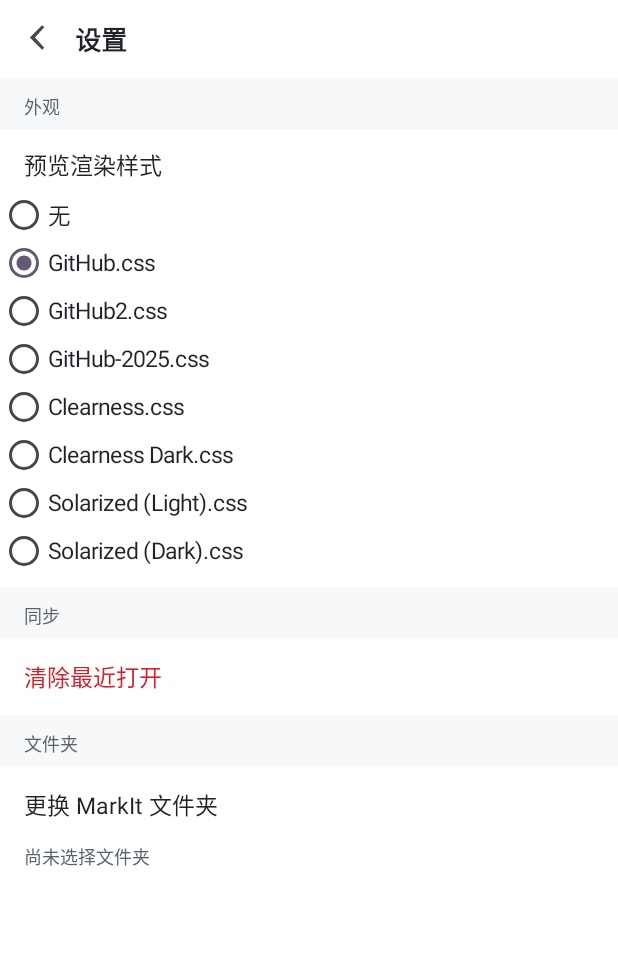
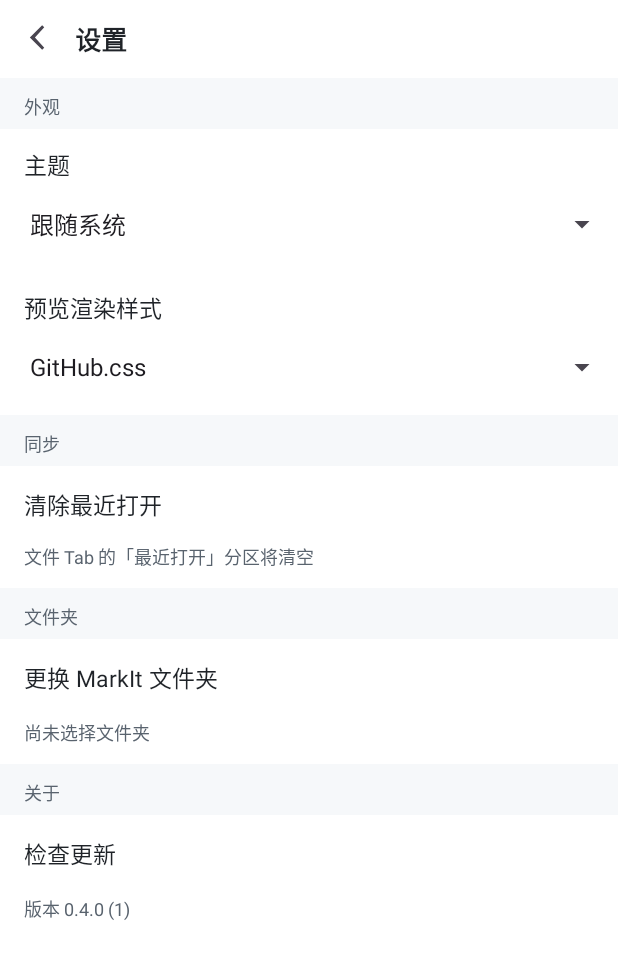
Before and after one commit to debugly/markIt, an Android app: the screen it shows after launch (MainActivity), item 2 of the bottom bar chosen, on a phone screen of 412 x 824 dp. Shown: the top 959 px of the screen. Run offline under Robolectric (Android 15) with nearby library versions, the light colour scheme and no system bars.

Commit message:
add theme, style and update pickers to settings
The style list was eight radio buttons, which took up more room than the
rest of the screen put together and made the one choice hard to see. Both
appearance settings are dropdowns now, matching the Mac client's compact
rows.

Pinning the theme goes through setDefaultNightMode rather than a
configuration override. Colours resolve per Activity, so an override would
repaint only the screen the picker was pressed on and leave the rest of the
app in the system theme.

The initial setSelection fires onItemSelected, which for the theme is not
harmless: re-applying the stored mode while the picker is binding would
recreate the Activity it is being set up in.

The version comes from BuildConfig rather than a string resource, so a
release bump cannot leave the settings screen claiming the old one.
Checking for updates is still a stub with no release feed to query, and
the comment says so rather than implying a check happened.

```diff
--- a/android/app/build.gradle.kts
+++ b/android/app/build.gradle.kts
@@ -31,6 +31,9 @@ android {
     }
     buildFeatures {
         viewBinding = true
+        // The settings screen shows the running version, which is build data
+        // rather than something to copy into a resource by hand and forget.
+        buildConfig = true
     }
 }
 
--- a/android/app/src/main/java/com/debugly/markit/ui/MainActivity.kt
+++ b/android/app/src/main/java/com/debugly/markit/ui/MainActivity.kt
@@ -119,6 +119,10 @@ class MainActivity : AppCompatActivity(), BrowseFragment.Host, SettingsFragment.
     }
 
     override fun onCreate(savedInstanceState: Bundle?) {
+        // Before super, because the theme decides which colour resources the
+        // whole Activity inflates with. Applying it later leaves the first frame
+        // in the system theme and then recreates the Activity.
+        ThemeSetting.applyStored(this)
         super.onCreate(savedInstanceState)
         Insets.goEdgeToEdge(this)
         setContentView(R.layout.activity_main)
--- a/android/app/src/main/java/com/debugly/markit/ui/SettingsFragment.kt
+++ b/android/app/src/main/java/com/debugly/markit/ui/SettingsFragment.kt
@@ -5,17 +5,20 @@ import android.os.Bundle
 import android.view.LayoutInflater
 import android.view.View
 import android.view.ViewGroup
-import android.widget.RadioButton
-import android.widget.RadioGroup
+import android.widget.AdapterView
+import android.widget.ArrayAdapter
+import android.widget.Spinner
 import android.widget.TextView
+import android.widget.Toast
 import androidx.activity.result.contract.ActivityResultContracts
 import androidx.fragment.app.Fragment
+import com.debugly.markit.BuildConfig
 import com.debugly.markit.R
 import com.debugly.markit.storage.DocumentStore
 
 /**
- * Settings: the preview stylesheet, and the few vault-level things worth
- * exposing.
+ * Settings: appearance, the preview stylesheet, and the few vault-level things
+ * worth exposing.
  *
  * Kept deliberately short. The Mac client has two tabs and one of them is a
  * WebView inspector, which has no meaning here; porting its shell rather than
@@ -24,8 +27,6 @@ import com.debugly.markit.storage.DocumentStore
 class SettingsFragment : Fragment() {
 
     private var host: Host? = null
-    private lateinit var styleGroup: RadioGroup
-    private lateinit var vaultPath: TextView
 
     interface Host {
         fun onCloseSettings()
@@ -63,12 +64,8 @@ class SettingsFragment : Fragment() {
         Insets.apply(v.findViewById(R.id.settingsBar), top = true, horizontal = true)
         Insets.apply(v.findViewById(R.id.settingsScroll), bottom = true, horizontal = true)
 
-        styleGroup = v.findViewById(R.id.styleGroup)
-        buildStyleOptions()
-        styleGroup.setOnCheckedChangeListener { group, checkedId ->
-            val index = group.indexOfChild(group.findViewById(checkedId))
-            PreviewStyles.available.getOrNull(index)?.let { PreviewStyles.select(requireContext(), it.file) }
-        }
+        setUpThemeSpinner(v.findViewById(R.id.themeRow))
+        setUpStyleSpinner(v.findViewById(R.id.styleRow))
 
         v.findViewById<View>(R.id.clearRecent).setOnClickListener {
             RecentFiles(requireContext()).clear()
@@ -76,38 +73,78 @@ class SettingsFragment : Fragment() {
         }
 
         v.findViewById<View>(R.id.changeVault).setOnClickListener { pickTree.launch(null) }
+        val vaultPath = v.findViewById<TextView>(R.id.vaultPath)
 
-        vaultPath = v.findViewById(R.id.vaultPath)
-        return v
-    }
+        v.findViewById<TextView>(R.id.versionText).text =
+            "版本 ${BuildConfig.VERSION_NAME} (${BuildConfig.VERSION_CODE})"
 
-    override fun onResume() {
-        super.onResume()
+        // The version is shown, not compared against anything: there is no
+        // release feed to ask yet. Saying so is better than a "check" that
+        // pretends to have consulted one.
+        v.findViewById<View>(R.id.checkUpdate).setOnClickListener {
+            Toast.makeText(requireContext(), "当前版本已是最新", Toast.LENGTH_SHORT).show()
+        }
+
         val uri = requireContext()
             .getSharedPreferences("markit", android.content.Context.MODE_PRIVATE)
             .getString("tree_uri", null)
         vaultPath.text = if (uri == null) "尚未选择文件夹" else
             DocumentStore(requireContext(), Uri.parse(uri)).describeRoot()
+
+        return v
     }
 
     /**
-     * One radio button per available stylesheet, with the saved one selected.
+     * Theme picker: follow the system, light, or dark.
      *
-     * Built from the same list the reader uses, so the two cannot drift apart.
+     * The initial setSelection fires onItemSelected, so a plain listener would
+     * re-apply the stored value on the way in. For the theme that is not
+     * harmless: setDefaultNightMode recreates the Activity, and doing it while
+     * the picker is still binding is a loop.
      */
-    private fun buildStyleOptions() {
-        val selected = PreviewStyles.selected(requireContext())
-        styleGroup.removeAllViews()
-        PreviewStyles.available.forEach { style ->
-            val button = RadioButton(requireContext()).apply {
-                id = View.generateViewId()
-                text = style.label
-                textSize = 15f
-                setTextColor(resources.getColor(R.color.fg_default, null))
-                isChecked = style.file == selected
+    private fun setUpThemeSpinner(row: View) {
+        row.findViewById<TextView>(R.id.spinnerLabel).text = "主题"
+        val spinner = row.findViewById<Spinner>(R.id.spinner)
+        val modes = ThemeSetting.options.map { it.first }
+        spinner.adapter = ArrayAdapter(
+            requireContext(), android.R.layout.simple_spinner_dropdown_item,
+            ThemeSetting.options.map { it.second }
+        )
+
+        var binding = true
+        spinner.setSelection(modes.indexOf(ThemeSetting.get(requireContext())).coerceAtLeast(0))
+        spinner.onItemSelectedListener = object : AdapterView.OnItemSelectedListener {
+            override fun onItemSelected(parent: AdapterView<*>?, view: View?, position: Int, id: Long) {
+                if (binding) return
+                ThemeSetting.set(requireContext(), modes[position])
             }
-            styleGroup.addView(button)
+            override fun onNothingSelected(parent: AdapterView<*>?) {}
         }
+        binding = false
+    }
+
+    private fun setUpStyleSpinner(row: View) {
+        row.findViewById<TextView>(R.id.spinnerLabel).text = "预览渲染样式"
+        val spinner = row.findViewById<Spinner>(R.id.spinner)
+        val styles = PreviewStyles.available
+        spinner.adapter = ArrayAdapter(
+            requireContext(), android.R.layout.simple_spinner_dropdown_item,
+            styles.map { it.label }
+        )
+
+        var binding = true
+        spinner.setSelection(
+            styles.indexOfFirst { it.file == PreviewStyles.selected(requireContext()) }
+                .coerceAtLeast(0)
+        )
+        spinner.onItemSelectedListener = object : AdapterView.OnItemSelectedListener {
+            override fun onItemSelected(parent: AdapterView<*>?, view: View?, position: Int, id: Long) {
+                if (binding) return
+                styles.getOrNull(position)?.let { PreviewStyles.select(requireContext(), it.file) }
+            }
+            override fun onNothingSelected(parent: AdapterView<*>?) {}
+        }
+        binding = false
     }
 
     companion object {
--- /dev/null
+++ b/android/app/src/main/java/com/debugly/markit/ui/ThemeSetting.kt
@@ -0,0 +1,63 @@
+package com.debugly.markit.ui
+
+import android.content.Context
+import androidx.appcompat.app.AppCompatDelegate
+/**
+ * Whether the app follows the system theme, or is pinned to light or dark.
+ *
+ * Manual selection has to be applied through AppCompatDelegate.setDefaultNightMode
+ * rather than by touching the configuration: the theme resources are resolved
+ * per Activity, and a configuration override only affects the Activity that
+ * applied it, so the picker would light up the screen it was pressed on and
+ * leave the rest of the app unchanged.
+ */
+object ThemeSetting {
+
+    private const val PREFS = "markit_settings"
+    private const val KEY = "theme_mode"
+
+    const val SYSTEM = "system"
+    const val LIGHT = "light"
+    const val DARK = "dark"
+
+    /** Display order is system first, since that is what most people want. */
+    val options: List<Pair<String, String>> = listOf(
+        SYSTEM to "跟随系统",
+        LIGHT to "浅色",
+        DARK to "深色"
+    )
+
+    fun labelFor(mode: String): String =
+        options.firstOrNull { it.first == mode }?.second ?: "跟随系统"
+
+    fun get(context: Context): String =
+        context.getSharedPreferences(PREFS, Context.MODE_PRIVATE)
+            .getString(KEY, SYSTEM) ?: SYSTEM
+
+    fun set(context: Context, mode: String) {
+        context.getSharedPreferences(PREFS, Context.MODE_PRIVATE)
+            .edit().putString(KEY, mode).apply()
+        apply(mode)
+    }
+
+    /**
+     * Pushes [mode] to every screen, recreating what is already on the back
+     * stack.
+     *
+     * setDefaultNightMode handles that itself: it recreates the active
+     * Activities, which is the only way a colour change reaches a fragment
+     * that was already inflated.
+     */
+    fun apply(mode: String) {
+        AppCompatDelegate.setDefaultNightMode(
+            when (mode) {
+                LIGHT -> AppCompatDelegate.MODE_NIGHT_NO
+                DARK -> AppCompatDelegate.MODE_NIGHT_YES
+                else -> AppCompatDelegate.MODE_NIGHT_FOLLOW_SYSTEM
+            }
+        )
+    }
+
+    /** Call once at startup, before the first Activity is created. */
+    fun applyStored(context: Context) = apply(get(context))
+}
--- a/android/app/src/main/res/layout/fragment_settings.xml
+++ b/android/app/src/main/res/layout/fragment_settings.xml
@@ -55,96 +55,65 @@
 
             <!-- Appearance -->
             <TextView
-                android:layout_width="match_parent"
-                android:layout_height="wrap_content"
-                android:background="@color/bg_subtle"
-                android:paddingStart="16dp"
-                android:paddingEnd="16dp"
-                android:paddingTop="10dp"
-                android:paddingBottom="6dp"
-                android:text="外观"
-                android:textSize="12sp"
-                android:textColor="@color/fg_muted" />
+                style="@style/SettingsSection"
+                android:text="外观" />
 
-            <TextView
-                android:layout_width="match_parent"
-                android:layout_height="wrap_content"
-                android:paddingStart="16dp"
-                android:paddingEnd="16dp"
-                android:paddingTop="12dp"
-                android:paddingBottom="6dp"
-                android:text="预览渲染样式"
-                android:textSize="15sp"
-                android:textColor="@color/fg_default" />
+            <include
+                android:id="@+id/themeRow"
+                layout="@layout/item_setting_spinner" />
 
-            <RadioGroup
-                android:id="@+id/styleGroup"
-                android:layout_width="match_parent"
-                android:layout_height="wrap_content"
-                android:orientation="vertical"
-                android:paddingBottom="8dp" />
+            <include
+                android:id="@+id/styleRow"
+                layout="@layout/item_setting_spinner" />
 
             <!-- Sync -->
             <TextView
-                android:layout_width="match_parent"
-                android:layout_height="wrap_content"
-                android:background="@color/bg_subtle"
-                android:paddingStart="16dp"
-                android:paddingEnd="16dp"
-                android:paddingTop="10dp"
-                android:paddingBottom="6dp"
-                android:text="同步"
-                android:textSize="12sp"
-                android:textColor="@color/fg_muted" />
+                style="@style/SettingsSection"
+                android:text="同步" />
 
             <TextView
                 android:id="@+id/clearRecent"
-                android:layout_width="match_parent"
-                android:layout_height="wrap_content"
-                android:background="?android:attr/selectableItemBackground"
-                android:paddingStart="16dp"
-                android:paddingEnd="16dp"
-                android:paddingTop="14dp"
-                android:paddingBottom="14dp"
-                android:text="清除最近打开"
-                android:textSize="15sp"
-                android:textColor="@color/danger" />
+                style="@style/SettingsAction"
+                android:text="清除最近打开" />
+
+            <TextView
+                style="@style/SettingsHint"
+                android:paddingTop="0dp"
+                android:paddingBottom="12dp"
+                android:text="文件 Tab 的「最近打开」分区将清空" />
 
             <!-- Vault -->
             <TextView
-                android:layout_width="match_parent"
-                android:layout_height="wrap_content"
-                android:background="@color/bg_subtle"
-                android:paddingStart="16dp"
-                android:paddingEnd="16dp"
-                android:paddingTop="10dp"
-                android:paddingBottom="6dp"
-                android:text="文件夹"
-                android:textSize="12sp"
-                android:textColor="@color/fg_muted" />
+                style="@style/SettingsSection"
+                android:text="文件夹" />
 
             <TextView
                 android:id="@+id/changeVault"
-                android:layout_width="match_parent"
-                android:layout_height="wrap_content"
-                android:background="?android:attr/selectableItemBackground"
-                android:paddingStart="16dp"
-                android:paddingEnd="16dp"
-                android:paddingTop="14dp"
-                android:paddingBottom="14dp"
-                android:text="更换 MarkIt 文件夹"
-                android:textSize="15sp"
-                android:textColor="@color/fg_default" />
+                style="@style/SettingsAction"
+                android:text="更换 MarkIt 文件夹" />
 
             <TextView
                 android:id="@+id/vaultPath"
-                android:layout_width="match_parent"
-                android:layout_height="wrap_content"
-                android:paddingStart="16dp"
-                android:paddingEnd="16dp"
-                android:paddingBottom="8dp"
-                android:textSize="12sp"
-                android:textColor="@color/fg_muted" />
+                style="@style/SettingsHint"
+                android:paddingBottom="12dp" />
+
+            <!-- About -->
+            <TextView
+                style="@style/SettingsSection"
+                android:text="关于" />
+
+            <!-- Shows the version, and reports up to date when tapped. Talking
+                 to a release feed is separate work; the row is in place so the
+                 answer lands where the user asked for it. -->
+            <TextView
+                android:id="@+id/checkUpdate"
+                style="@style/SettingsAction"
+                android:text="检查更新" />
+
+            <TextView
+                android:id="@+id/versionText"
+                style="@style/SettingsHint"
+                android:paddingBottom="8dp" />
 
         </LinearLayout>
     </ScrollView>
--- /dev/null
+++ b/android/app/src/main/res/layout/item_setting_spinner.xml
@@ -0,0 +1,33 @@
+<?xml version="1.0" encoding="utf-8"?>
+<!--
+  One labelled row with a dropdown. Included twice on the settings screen; the
+  include has to carry an id for the fragment to reach the inner views.
+-->
+<LinearLayout xmlns:android="http://schemas.android.com/apk/res/android"
+    android:layout_width="match_parent"
+    android:layout_height="wrap_content"
+    android:orientation="vertical"
+    android:paddingBottom="8dp">
+
+    <TextView
+        android:id="@+id/spinnerLabel"
+        android:layout_width="match_parent"
+        android:layout_height="wrap_content"
+        android:paddingStart="16dp"
+        android:paddingEnd="16dp"
+        android:paddingTop="12dp"
+        android:paddingBottom="4dp"
+        android:textSize="15sp"
+        android:textColor="@color/fg_default" />
+
+    <Spinner
+        android:id="@+id/spinner"
+        android:layout_width="match_parent"
+        android:layout_height="wrap_content"
+        android:minHeight="48dp"
+        android:paddingStart="12dp"
+        android:paddingEnd="12dp"
+        android:spinnerMode="dropdown"
+        android:popupBackground="@color/bg_canvas" />
+
+</LinearLayout>
--- a/android/app/src/main/res/values/themes.xml
+++ b/android/app/src/main/res/values/themes.xml
@@ -10,4 +10,43 @@
         <item name="android:statusBarColor">@android:color/transparent</item>
         <item name="android:navigationBarColor">@android:color/transparent</item>
     </style>
+
+    <!--
+      Settings row shapes. Factored out because every row on the settings
+      screen wants the same padding and type, and repeating them inline is how
+      one row ends up a pixel off from the one above it.
+    -->
+    <style name="SettingsSection">
+        <item name="android:layout_width">match_parent</item>
+        <item name="android:layout_height">wrap_content</item>
+        <item name="android:background">@color/bg_subtle</item>
+        <item name="android:paddingStart">16dp</item>
+        <item name="android:paddingEnd">16dp</item>
+        <item name="android:paddingTop">10dp</item>
+        <item name="android:paddingBottom">6dp</item>
+        <item name="android:textSize">12sp</item>
+        <item name="android:textColor">@color/fg_muted</item>
+    </style>
+
+    <style name="SettingsAction">
+        <item name="android:layout_width">match_parent</item>
+        <item name="android:layout_height">wrap_content</item>
+        <item name="android:background">?android:attr/selectableItemBackground</item>
+        <item name="android:paddingStart">16dp</item>
+        <item name="android:paddingEnd">16dp</item>
+        <item name="android:paddingTop">14dp</item>
+        <item name="android:paddingBottom">14dp</item>
+        <item name="android:textSize">15sp</item>
+        <item name="android:textColor">@color/fg_default</item>
+    </style>
+
+    <style name="SettingsHint">
+        <item name="android:layout_width">match_parent</item>
+        <item name="android:layout_height">wrap_content</item>
+        <item name="android:paddingStart">16dp</item>
+        <item name="android:paddingEnd">16dp</item>
+        <item name="android:paddingTop">2dp</item>
+        <item name="android:textSize">12sp</item>
+        <item name="android:textColor">@color/fg_muted</item>
+    </style>
 </resources>
```
